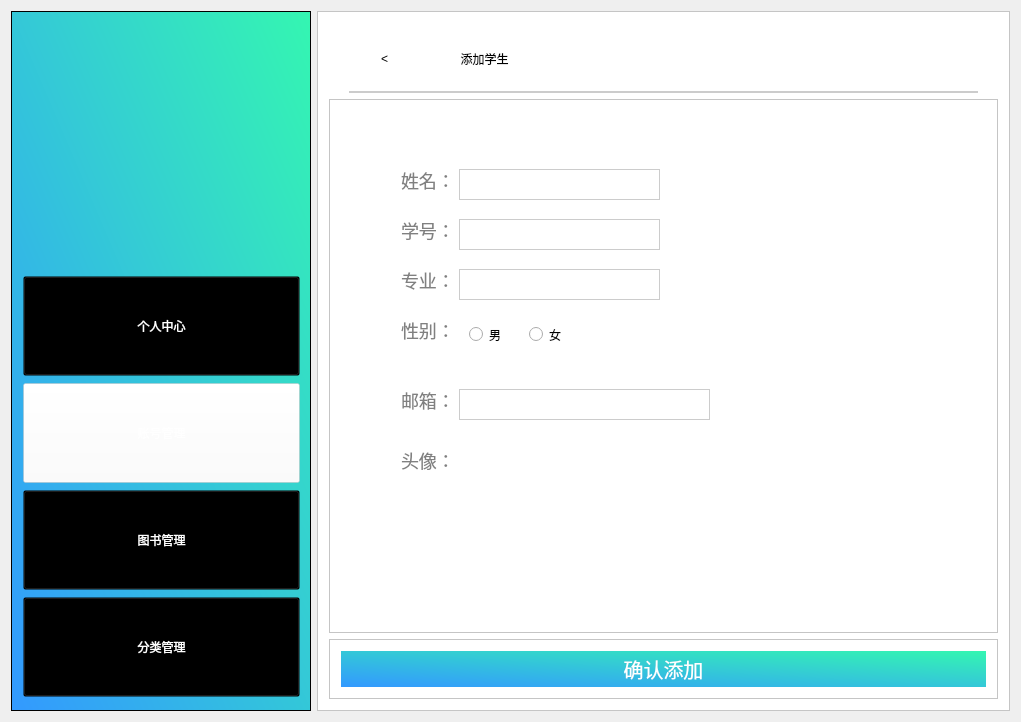
First picture: the form in Library/Library/admin_adduser.ui, repository BooksOcean/BooksOcean, before the edit.
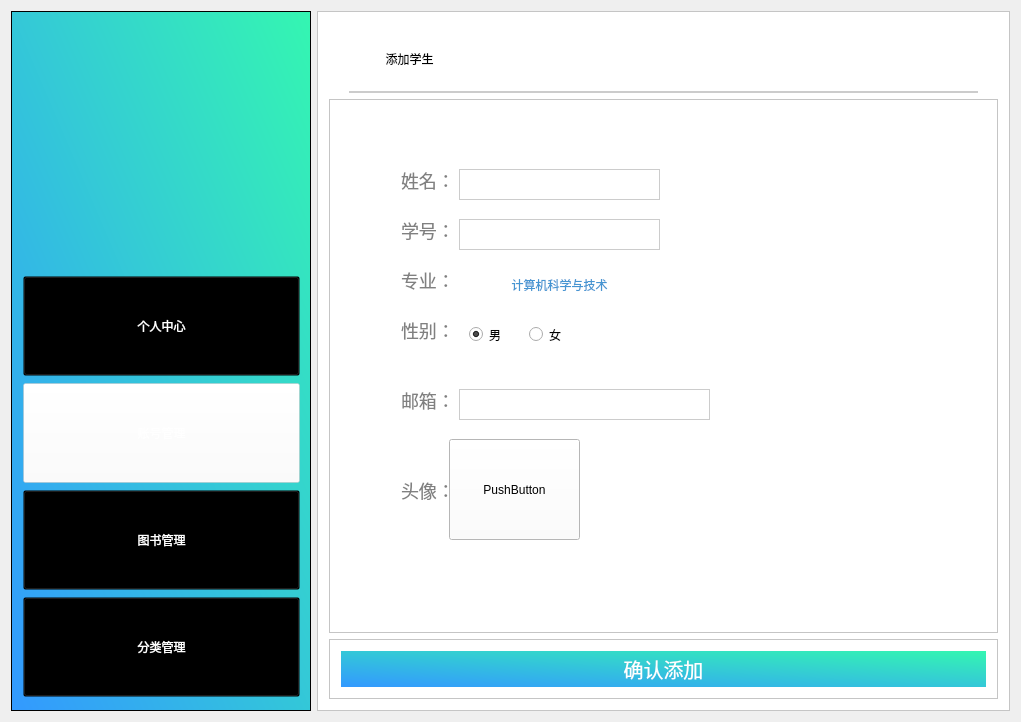
Second picture: the form after the edit. Icons and pictures are not drawn.

Patch:
```diff
--- a/Library/Library/admin_adduser.ui
+++ b/Library/Library/admin_adduser.ui
@@ -225,9 +225,9 @@
         <widget class="QPushButton" name="pushButton_2">
          <property name="geometry">
           <rect>
-           <x>90</x>
+           <x>20</x>
            <y>10</y>
-           <width>131</width>
+           <width>121</width>
            <height>51</height>
           </rect>
          </property>
@@ -239,22 +239,6 @@
           <string>添加学生</string>
          </property>
         </widget>
-        <widget class="QPushButton" name="pushButton_6">
-         <property name="geometry">
-          <rect>
-           <x>30</x>
-           <y>10</y>
-           <width>51</width>
-           <height>51</height>
-          </rect>
-         </property>
-         <property name="styleSheet">
-          <string notr="true">border:none;</string>
-         </property>
-         <property name="text">
-          <string>&lt;</string>
-         </property>
-        </widget>
        </widget>
       </item>
       <item>
@@ -349,7 +333,7 @@
          <property name="geometry">
           <rect>
            <x>70</x>
-           <y>350</y>
+           <y>380</y>
            <width>61</width>
            <height>31</height>
           </rect>
@@ -401,24 +385,7 @@
 text-align:left;</string>
          </property>
         </widget>
-        <widget class="QLineEdit" name="lineEdit_9">
-         <property name="geometry">
-          <rect>
-           <x>130</x>
-           <y>170</y>
-           <width>201</width>
-           <height>31</height>
-          </rect>
-         </property>
-         <property name="styleSheet">
-          <string notr="true">color:#808080;
-border:1px solid #cccccc;
-font-size:18px;
-font-family:&quot;微软雅黑&quot;;
-text-align:left;</string>
-         </property>
-        </widget>
-        <widget class="QLineEdit" name="lineEdit_10">
+        <widget class="QLineEdit" name="etMail">
          <property name="geometry">
           <rect>
            <x>130</x>
@@ -447,6 +414,12 @@
          <property name="text">
           <string>男</string>
          </property>
+         <property name="checkable">
+          <bool>true</bool>
+         </property>
+         <property name="checked">
+          <bool>true</bool>
+         </property>
         </widget>
         <widget class="QRadioButton" name="radioButton_2">
          <property name="geometry">
@@ -481,6 +454,38 @@
           <string>性别：</string>
          </property>
         </widget>
+        <widget class="QPushButton" name="btnDept">
+         <property name="geometry">
+          <rect>
+           <x>130</x>
+           <y>170</y>
+           <width>201</width>
+           <height>31</height>
+          </rect>
+         </property>
+         <property name="styleSheet">
+          <string notr="true">color:#4695d2;
+border:none;
+background:white;
+text-size:80px;</string>
+         </property>
+         <property name="text">
+          <string>计算机科学与技术</string>
+         </property>
+        </widget>
+        <widget class="QPushButton" name="btnHeadIcon">
+         <property name="geometry">
+          <rect>
+           <x>120</x>
+           <y>340</y>
+           <width>131</width>
+           <height>101</height>
+          </rect>
+         </property>
+         <property name="text">
+          <string>PushButton</string>
+         </property>
+        </widget>
        </widget>
       </item>
       <item>
```
Left out of the diff: 12 changed lines with no effect on the pictures.
